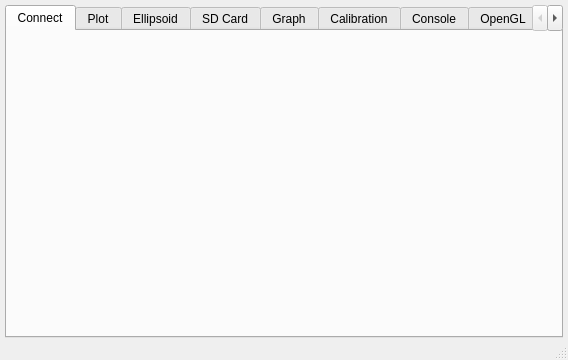
The window that tinyos-2.x/trunk/support/cpp/TestShimmer/src/MainWindow.ui (baharev/szte-wsn-code) describes before a commit, drawn with Qt 5.
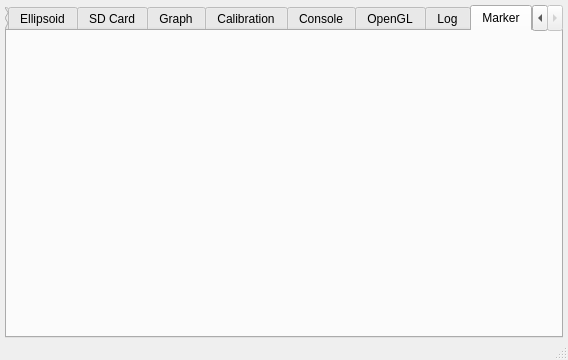
The same window after the commit. The open tabs and pages were chosen to show the change. Icons and pictures are not drawn.

Patch:
```diff
--- a/tinyos-2.x/trunk/support/cpp/TestShimmer/src/MainWindow.ui
+++ b/tinyos-2.x/trunk/support/cpp/TestShimmer/src/MainWindow.ui
@@ -105,6 +105,12 @@
        </attribute>
        <layout class="QVBoxLayout" name="verticalLayout_8"/>
       </widget>
+      <widget class="QWidget" name="basicLogTab">
+       <attribute name="title">
+        <string>Marker</string>
+       </attribute>
+       <layout class="QVBoxLayout" name="verticalLayout_10"/>
+      </widget>
      </widget>
     </item>
    </layout>
```
